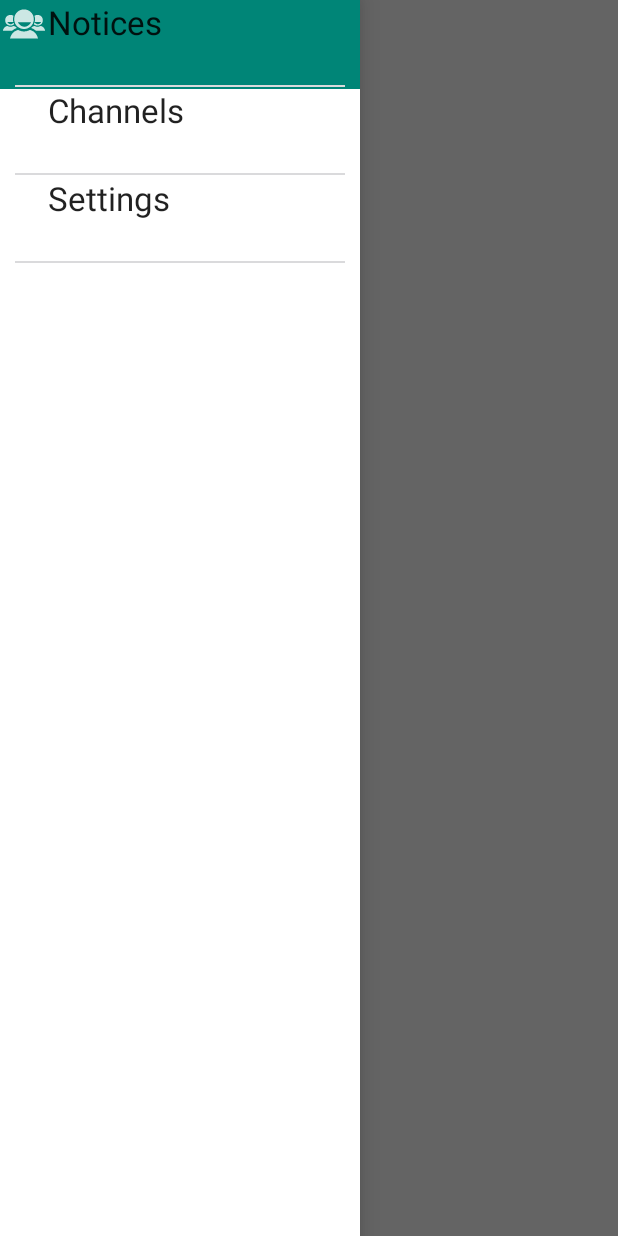
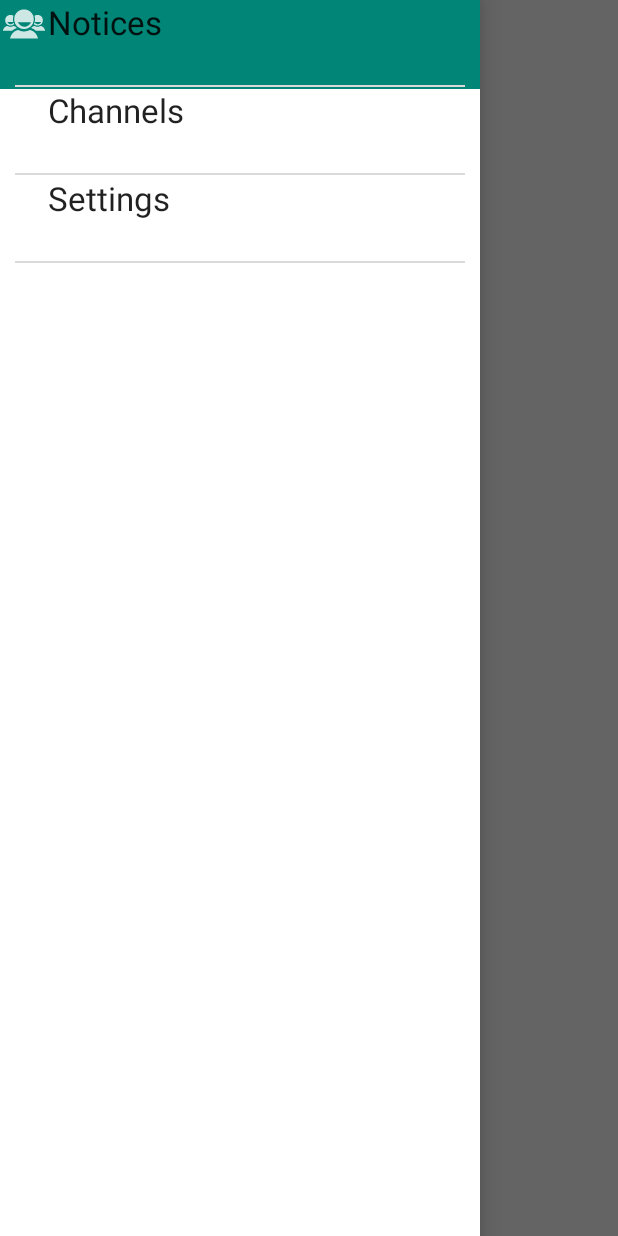
Before and after one commit to jessejohnson/flippy, an Android app: the CommunityCenterActivity screen opened directly, with no data from a screen before it, with the side drawer open, on a phone screen of 412 x 824 dp. Run offline under Robolectric (Android 15) with nearby library versions, the phone set to English and light mode, and no system bars; 9 statements that could not run were skipped.

Commit message:
re-commit to ensure up to date info

```diff
--- a/Flippy/app/src/main/res/layout/activity_navigation_drawer_main.xml
+++ b/Flippy/app/src/main/res/layout/activity_navigation_drawer_main.xml
@@ -20,7 +20,7 @@
 
     <ListView
         android:id="@+id/left_drawer"
-        android:layout_width="240dp"
+        android:layout_width="320dp"
         android:layout_height="match_parent"
         android:layout_gravity="start"
         android:choiceMode="singleChoice"
```
